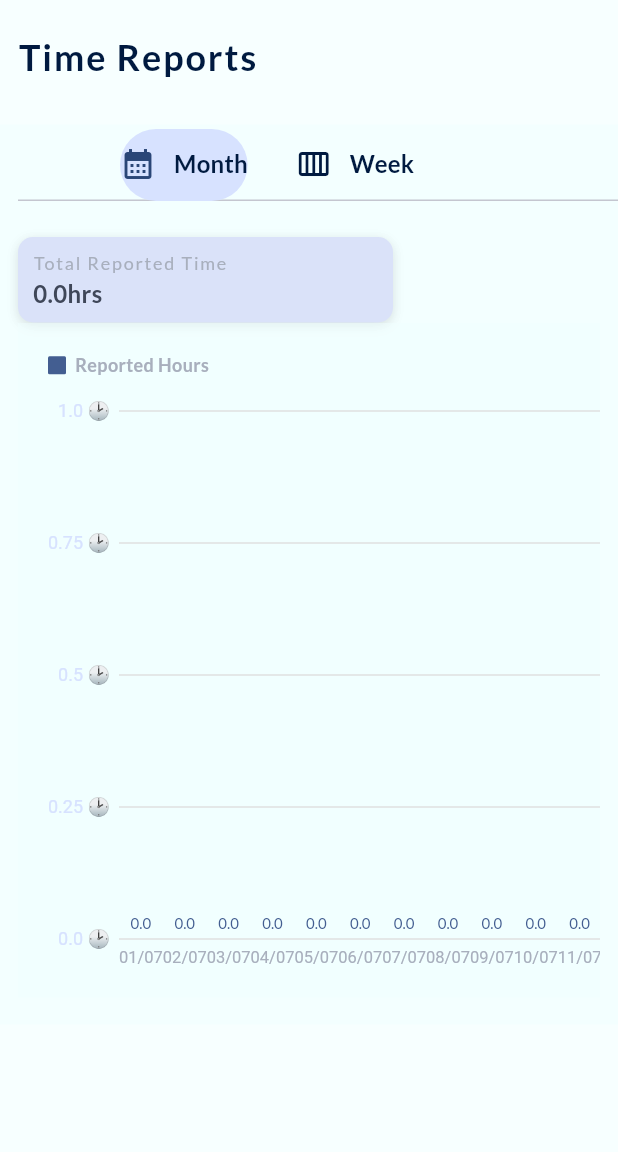
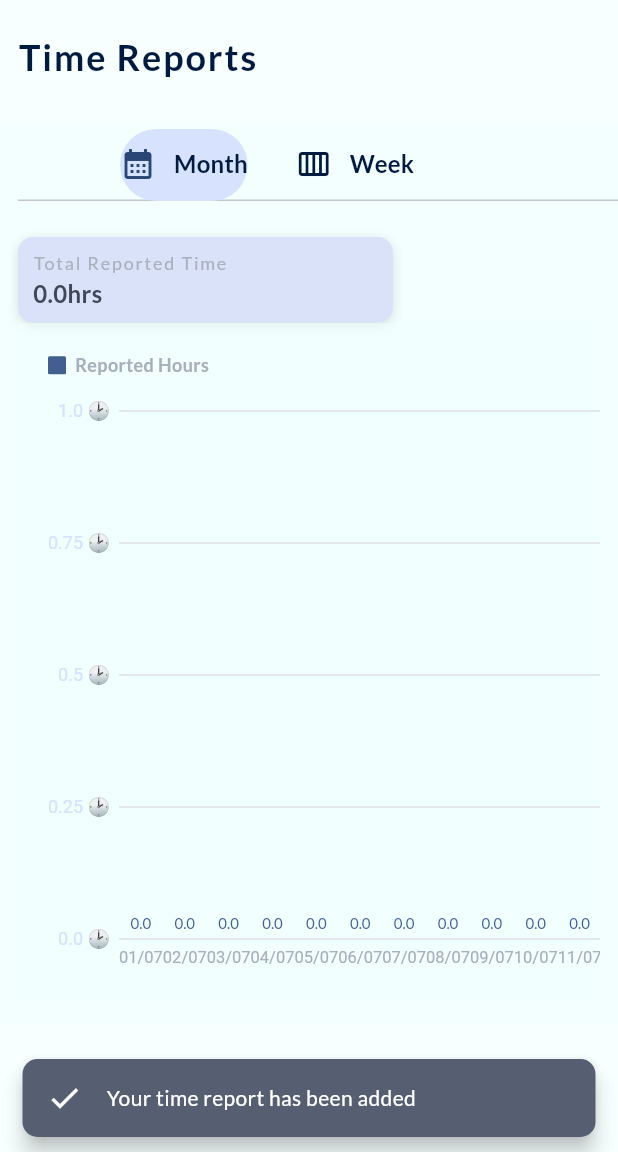
Before and after one commit to iammichellechic/timey-web-app, a Flutter app: the TimeblockPage widget shown alone on an empty page, opened directly, after a tap on "Report", on a phone screen of 412 x 824 dp, the part 84-1236 px from its top. Run offline on Flutter 3.47's test engine with Material 2 defaults, Android fonts, the light colour scheme and no system bars; our stand-ins replace charts_flutter, get_it, graphql_flutter, responsive_builder, stacked, syncfusion_flutter_calendar; missing offline and left inert: assorted_layout_widgets, gql; network calls fail.

Commit message:
temp. snackbar, scroll vertical table,

```diff
--- a/lib/main.dart
+++ b/lib/main.dart
@@ -8,7 +8,7 @@ import 'package:timey_web/locator.dart';
 //NOTE: the orientation this app is set to display is indicated below
 
 Future main() async {
-  WidgetsFlutterBinding.ensureInitialized();
+ WidgetsFlutterBinding.ensureInitialized();
   await SystemChrome.setPreferredOrientations([
     DeviceOrientation.portraitUp,
     DeviceOrientation.portraitDown,
--- a/lib/navigation/breadcrumb_navigation.dart
+++ b/lib/navigation/breadcrumb_navigation.dart
@@ -3,6 +3,7 @@ import 'package:flutter/material.dart';
 
 import '../navigation/navigator_observer.dart';
 
+//TODO: fix so this does not become  a history trail
 
 class BreadCrumbNavigator extends StatelessWidget {
   final List<Route> currentRouteStack;
--- a/lib/presentation/ui/form/timeblock_form_page.dart
+++ b/lib/presentation/ui/form/timeblock_form_page.dart
@@ -1,11 +1,14 @@
 import 'package:flutter/material.dart';
 
 import 'package:responsive_builder/responsive_builder.dart';
+import 'package:timey_web/presentation/resources/styles_manager.dart';
 
 import 'package:timey_web/presentation/utils/constant_duration_values.dart';
+import 'package:timey_web/presentation/utils/snackbar_utils.dart';
 import 'package:timey_web/presentation/widgets/button_widget.dart';
 import 'package:timey_web/viewmodels/timeblocks_viewmodels.dart';
 
+import '../../resources/font_manager.dart';
 import '/presentation/resources/values_manager.dart';
 import '../../../model/tag.dart';
 import '../../../data/providers/tags.dart';
@@ -79,6 +82,13 @@ class _TimeblockPageState extends State<TimeblockPage> {
 
       } else {
         TimeBlocksViewModel().getCreateTimeBlockFxn(timeBlock);
+        SnackBarUtils.showSnackBar(
+            text: 'Your time report has been added',
+            color: Theme.of(context).colorScheme.secondary,
+            context: context,
+            icons: Icons.check,
+            iconColor: Theme.of(context).colorScheme.onSecondary,
+            style: makeYourOwnRegularStyle(fontSize: FontSize.s14, color: Theme.of(context).colorScheme.onSecondary));
       }
       Navigator.of(context).pop();
     }
@@ -87,11 +97,10 @@ class _TimeblockPageState extends State<TimeblockPage> {
   @override
   Widget build(BuildContext context) {
     return ResponsiveBuilder(
-      builder: (context, sizingInformation) =>  SizedBox(
+      builder: (context, sizingInformation) => SizedBox(
         width: sizingInformation.isDesktop
             ? MediaQuery.of(context).size.width * 0.23
             : MediaQuery.of(context).size.width,
-
         child: Drawer(
           child: Padding(
             padding: const EdgeInsets.all(AppPadding.p30),
@@ -126,8 +135,6 @@ class _TimeblockPageState extends State<TimeblockPage> {
           ),
         ),
       ),
-
-
     );
   }
 
--- a/lib/presentation/ui/table/table_timeblock_page.dart
+++ b/lib/presentation/ui/table/table_timeblock_page.dart
@@ -16,7 +16,8 @@ class MyDataTable extends ViewModelWidget<TimeBlocksViewModel> {
   @override
   Widget build(BuildContext context, TimeBlocksViewModel viewModel) {
     return (viewModel.appointmentData.isNotEmpty)
-        ? Container(
+        ? SingleChildScrollView(
+          child: Container(
               padding: EdgeInsets.only(top: AppPadding.p40),
               child: Column(children: [
 
@@ -107,6 +108,7 @@ class MyDataTable extends ViewModelWidget<TimeBlocksViewModel> {
                               );
                             }))))
               ]),
+            ),
         )
         : Center(
             child: CircularProgressIndicator(
--- a/lib/presentation/utils/snackbar_utils.dart
+++ b/lib/presentation/utils/snackbar_utils.dart
@@ -1,5 +1,5 @@
 import 'package:flutter/material.dart';
-import 'package:timey_web/presentation/resources/color_manager.dart';
+
 import 'package:timey_web/presentation/resources/values_manager.dart';
 
 class SnackBarUtils {
@@ -8,16 +8,18 @@ class SnackBarUtils {
       required String text,
       required Color color,
       IconData? icons,
+      TextStyle? style,
+      Color? iconColor
       }) {
     final snackBar = SnackBar(
         content: Row(
           children: <Widget>[
             Icon(
               icons,
-              color: ColorManager.error,
+              color: iconColor,
             ),
             SizedBox(width: AppSize.s16),
-            Text(text, style: Theme.of(context!).textTheme.headline5),
+            Text(text, style: style),
           ],
         ),
         duration: Duration(seconds: 3),
@@ -26,6 +28,6 @@ class SnackBarUtils {
         shape: RoundedRectangleBorder(
           borderRadius: BorderRadius.circular(10.0),
         ));
-    ScaffoldMessenger.of(context).showSnackBar(snackBar);
+    ScaffoldMessenger.of(context!).showSnackBar(snackBar);
   }
 }
--- a/lib/presentation/widgets/actionbuttons_widget.dart
+++ b/lib/presentation/widgets/actionbuttons_widget.dart
@@ -123,7 +123,9 @@ void selectedItem(BuildContext context, item, TimeBlock? entry,
                   context: context,
                   text: 'Entry removed',
                   color: Theme.of(context).colorScheme.errorContainer,
+                  style: Theme.of(context).textTheme.headline5,
                   icons: Icons.delete,
+                  iconColor: ColorManager.error,
                 );
               },
             )
--- a/lib/services/navigation_service.dart
+++ b/lib/services/navigation_service.dart
@@ -4,6 +4,7 @@ import 'package:flutter/widgets.dart';
 import '../navigation/navigator_observer.dart';
 
 class NavigationService {
+
   final GlobalKey<NavigatorState> navigatorKey = GlobalKey<NavigatorState>();
   final List<Route> currentRouteStack = routeStack.toList();
 
```
Also changed, not shown: lib/api_call.dart (+14 -2 lines), lib/model/dialog_model.dart (+4 -4 lines), lib/services/dialog_services.dart (+12 -8 lines), lib/services/timeblocks_api_service.dart (+5 -5 lines), lib/viewmodels/timeblocks_viewmodels.dart (+8 -1 lines). Lines whose indentation alone changed are shown as unchanged.
